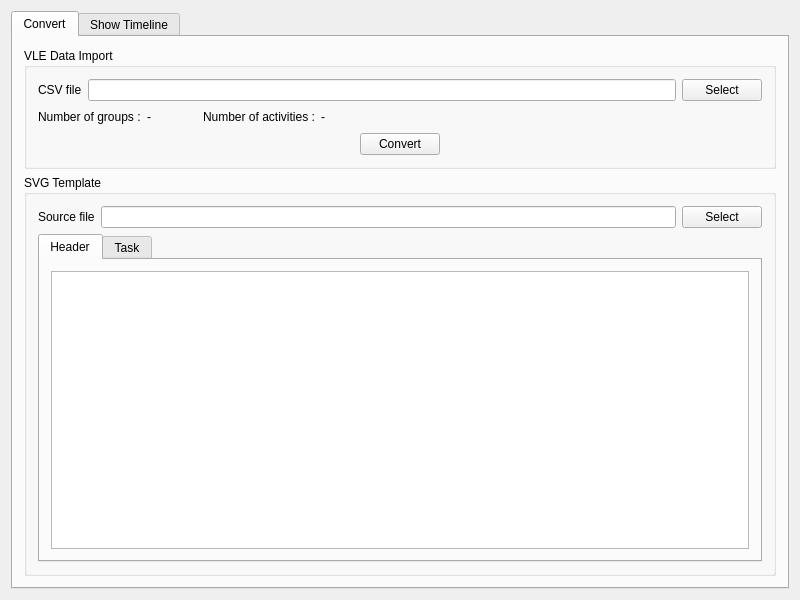
The window that src/mainwindow.ui (Hooligan-0/vle-timeline-widget) describes before a commit, drawn with Qt 5.
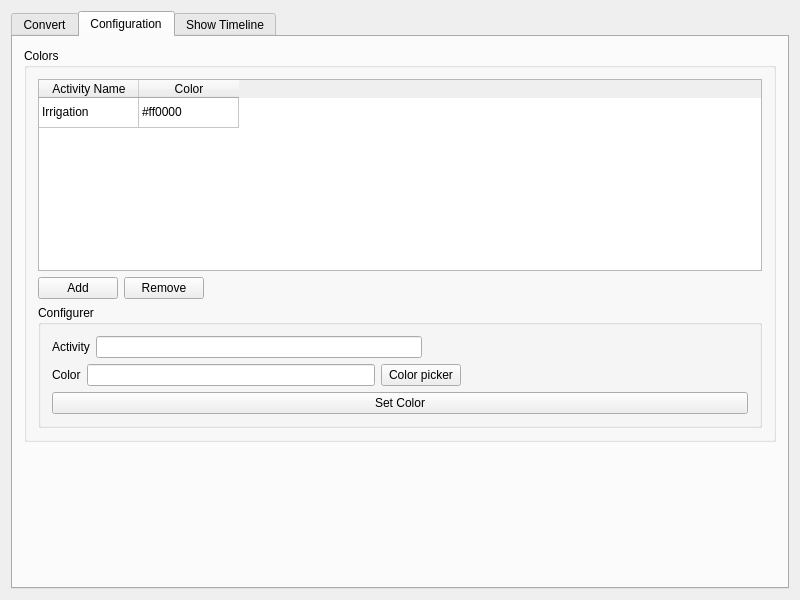
The same window after the commit. The open tabs and pages were chosen to show the change. Custom widgets are drawn as their Qt base class.

Commit message: = ADD: Create a new tab for color configuration

```diff
--- a/src/mainwindow.ui
+++ b/src/mainwindow.ui
@@ -220,6 +220,190 @@
        <zorder>groupBox_Template</zorder>
        <zorder>groupBox_CSV</zorder>
       </widget>
+      <widget class="QWidget" name="mainTabConfig">
+       <attribute name="title">
+        <string>Configuration</string>
+       </attribute>
+       <layout class="QVBoxLayout" name="verticalLayout_7">
+        <item>
+         <widget class="QGroupBox" name="groupBox_Colors">
+          <property name="title">
+           <string>Colors</string>
+          </property>
+          <layout class="QVBoxLayout" name="verticalLayout_8">
+           <item>
+            <widget class="QTableWidget" name="cfgColorTable">
+             <property name="selectionMode">
+              <enum>QAbstractItemView::SingleSelection</enum>
+             </property>
+             <property name="selectionBehavior">
+              <enum>QAbstractItemView::SelectRows</enum>
+             </property>
+             <attribute name="verticalHeaderVisible">
+              <bool>false</bool>
+             </attribute>
+             <row>
+              <property name="text">
+               <string>Cfg01</string>
+              </property>
+             </row>
+             <column>
+              <property name="text">
+               <string>Activity Name</string>
+              </property>
+             </column>
+             <column>
+              <property name="text">
+               <string>Color</string>
+              </property>
+             </column>
+             <item row="0" column="0">
+              <property name="text">
+               <string>Irrigation</string>
+              </property>
+             </item>
+             <item row="0" column="1">
+              <property name="text">
+               <string>#ff0000</string>
+              </property>
+             </item>
+            </widget>
+           </item>
+           <item>
+            <layout class="QHBoxLayout" name="horizontalLayout_7">
+             <property name="topMargin">
+              <number>0</number>
+             </property>
+             <item>
+              <widget class="QPushButton" name="cfgColorAdd">
+               <property name="text">
+                <string>Add</string>
+               </property>
+              </widget>
+             </item>
+             <item>
+              <widget class="QPushButton" name="cfgColorRemove">
+               <property name="text">
+                <string>Remove</string>
+               </property>
+              </widget>
+             </item>
+             <item>
+              <spacer name="horizontalSpacer_6">
+               <property name="orientation">
+                <enum>Qt::Horizontal</enum>
+               </property>
+               <property name="sizeHint" stdset="0">
+                <size>
+                 <width>40</width>
+                 <height>20</height>
+                </size>
+               </property>
+              </spacer>
+             </item>
+            </layout>
+           </item>
+           <item>
+            <widget class="QGroupBox" name="groupBox">
+             <property name="title">
+              <string>Configurer</string>
+             </property>
+             <layout class="QVBoxLayout" name="verticalLayout_9">
+              <item>
+               <layout class="QHBoxLayout" name="horizontalLayout_5">
+                <property name="topMargin">
+                 <number>0</number>
+                </property>
+                <item>
+                 <widget class="QLabel" name="label_5">
+                  <property name="text">
+                   <string>Activity</string>
+                  </property>
+                 </widget>
+                </item>
+                <item>
+                 <widget class="QLineEdit" name="cfgColorActivityName"/>
+                </item>
+                <item>
+                 <spacer name="horizontalSpacer_4">
+                  <property name="orientation">
+                   <enum>Qt::Horizontal</enum>
+                  </property>
+                  <property name="sizeHint" stdset="0">
+                   <size>
+                    <width>40</width>
+                    <height>20</height>
+                   </size>
+                  </property>
+                 </spacer>
+                </item>
+               </layout>
+              </item>
+              <item>
+               <layout class="QHBoxLayout" name="horizontalLayout_6">
+                <property name="topMargin">
+                 <number>0</number>
+                </property>
+                <item>
+                 <widget class="QLabel" name="label_6">
+                  <property name="text">
+                   <string>Color</string>
+                  </property>
+                 </widget>
+                </item>
+                <item>
+                 <widget class="QLineEdit" name="cfgColorActivityColor"/>
+                </item>
+                <item>
+                 <widget class="QPushButton" name="cfgColorPicker">
+                  <property name="text">
+                   <string>Color picker</string>
+                  </property>
+                 </widget>
+                </item>
+                <item>
+                 <spacer name="horizontalSpacer_5">
+                  <property name="orientation">
+                   <enum>Qt::Horizontal</enum>
+                  </property>
+                  <property name="sizeHint" stdset="0">
+                   <size>
+                    <width>40</width>
+                    <height>20</height>
+                   </size>
+                  </property>
+                 </spacer>
+                </item>
+               </layout>
+              </item>
+              <item>
+               <widget class="QPushButton" name="cfgColorSet">
+                <property name="text">
+                 <string>Set Color</string>
+                </property>
+               </widget>
+              </item>
+             </layout>
+            </widget>
+           </item>
+          </layout>
+         </widget>
+        </item>
+        <item>
+         <spacer name="verticalSpacer">
+          <property name="orientation">
+           <enum>Qt::Vertical</enum>
+          </property>
+          <property name="sizeHint" stdset="0">
+           <size>
+            <width>20</width>
+            <height>40</height>
+           </size>
+          </property>
+         </spacer>
+        </item>
+       </layout>
+      </widget>
       <widget class="QWidget" name="mainTabTimeline">
        <attribute name="title">
         <string>Show Timeline</string>
```
Left out of the diff: 2 changed lines with no effect on the pictures. The commit also changes 5 other files.
